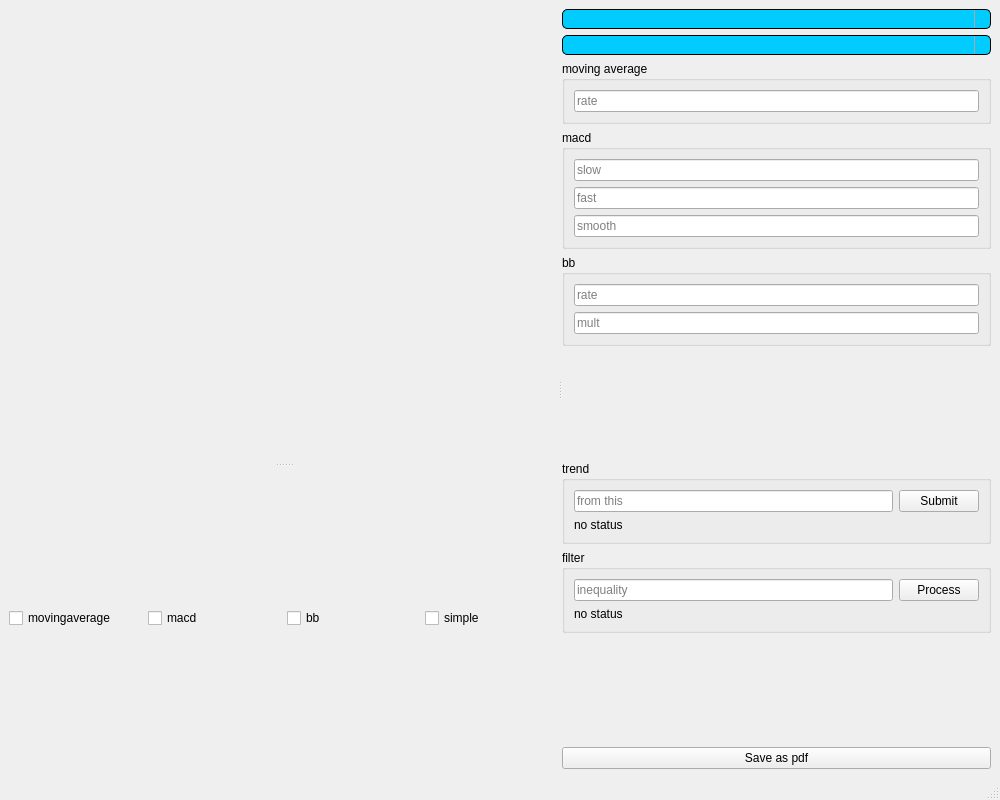
Qt form resources/plot_window.ui (Mostafa-Hamidifard/Stock-project) before a commit.
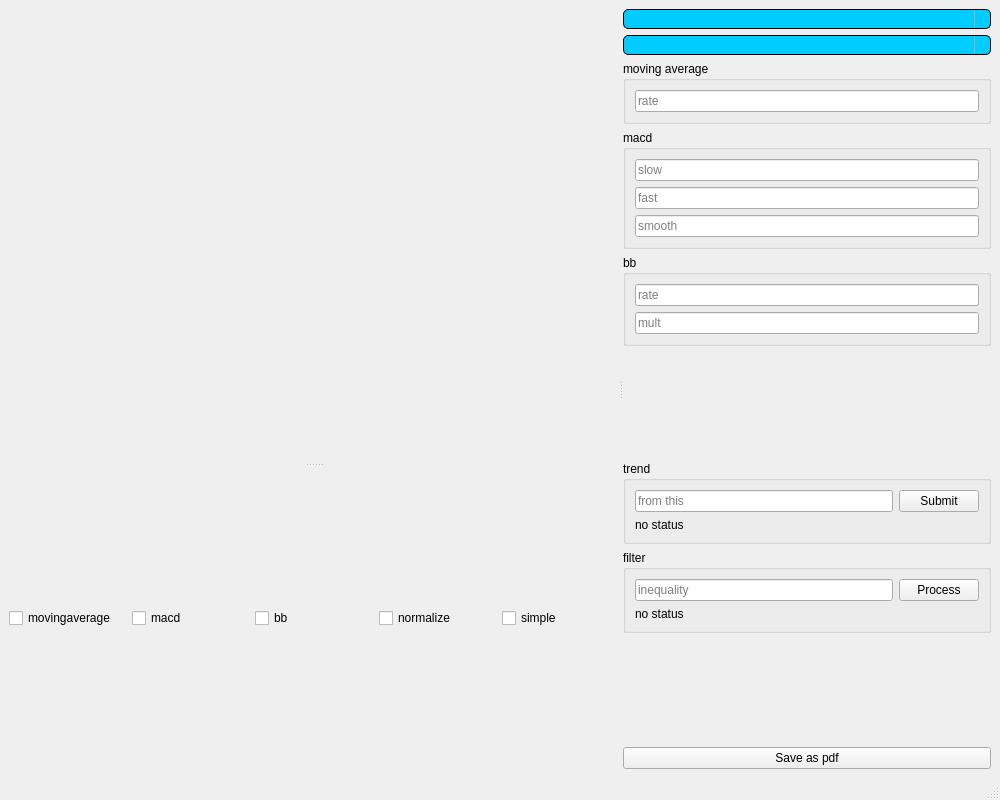
The same form after that commit. Icons and pictures are not drawn.

Commit message: add simple plot to gui

```diff
--- a/resources/plot_window.ui
+++ b/resources/plot_window.ui
@@ -51,6 +51,13 @@
            </property>
           </widget>
          </item>
+         <item>
+          <widget class="QCheckBox" name="normalize_checkbox">
+           <property name="text">
+            <string>normalize</string>
+           </property>
+          </widget>
+         </item>
          <item>
           <widget class="QCheckBox" name="simple_checkbox">
            <property name="text">
```
The commit also changes 2 other files.
